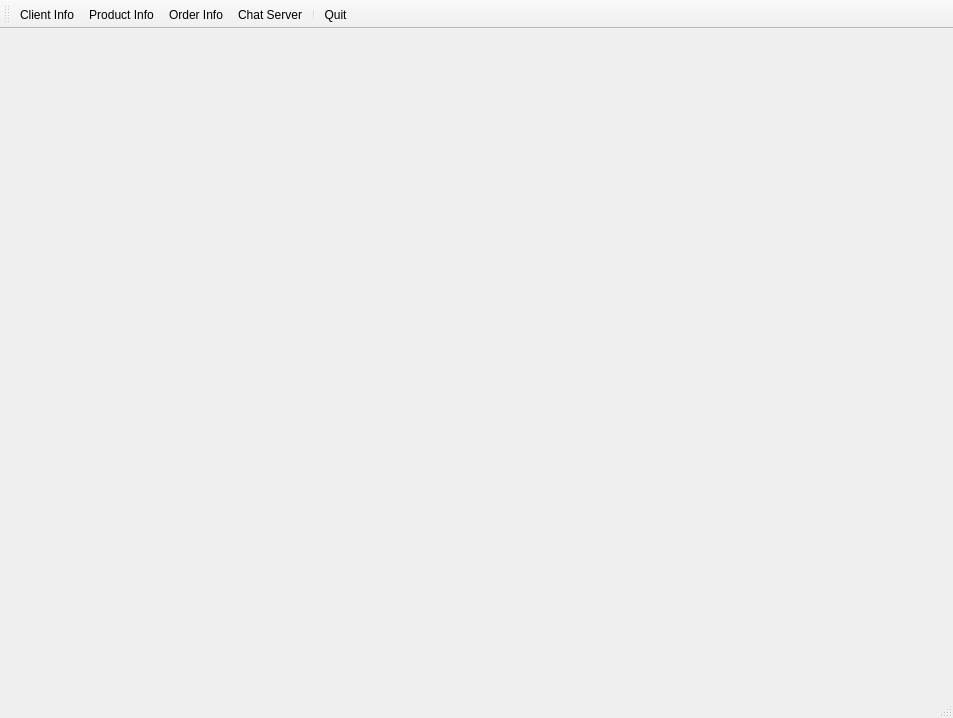
Qt form CSApp/mainwindow.ui (Jeong77777/Project_ClientChatManagementProgram_Qt) before a commit.
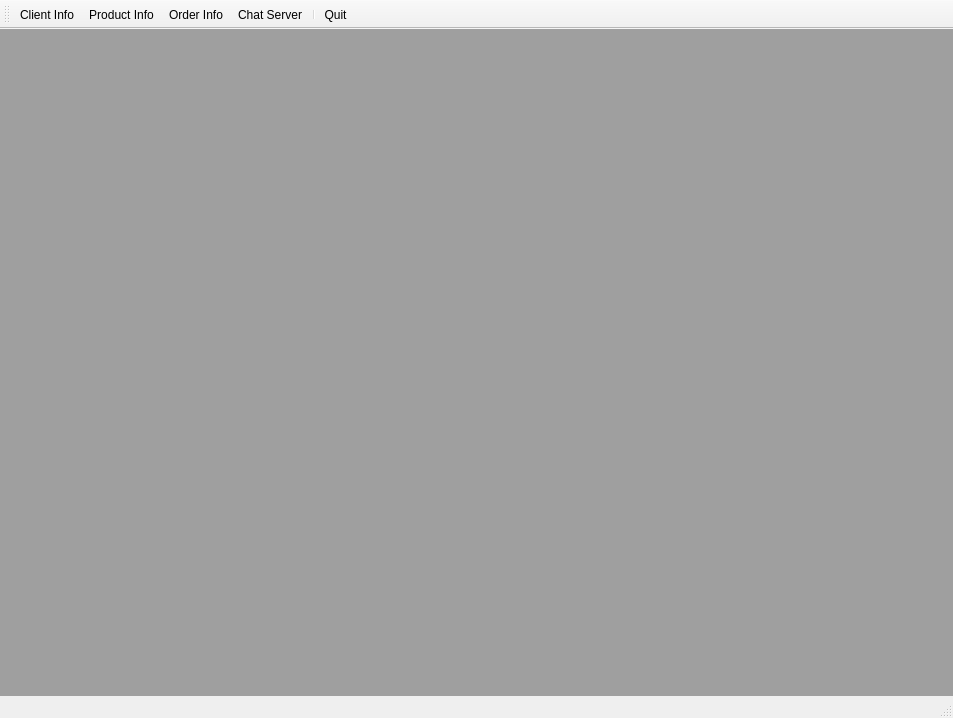
The same form after that commit. Icons and pictures are not drawn.

```diff
--- a/CSApp/mainwindow.ui
+++ b/CSApp/mainwindow.ui
@@ -34,9 +34,10 @@
      <number>0</number>
     </property>
     <item>
-     <widget class="QStackedWidget" name="stackedWidget">
-      <widget class="QWidget" name="page_7"/>
-      <widget class="QWidget" name="page_1"/>
+     <widget class="QMdiArea" name="mdiArea">
+      <property name="viewMode">
+       <enum>QMdiArea::TabbedView</enum>
+      </property>
      </widget>
     </item>
    </layout>
```
Left out of the diff: 3 changed lines with no effect on the pictures.
